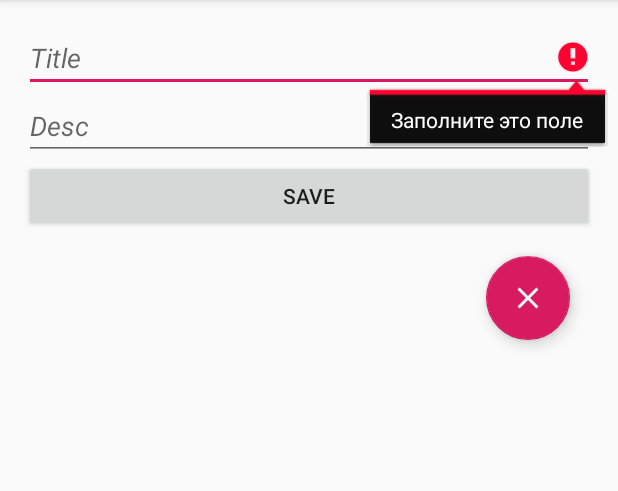
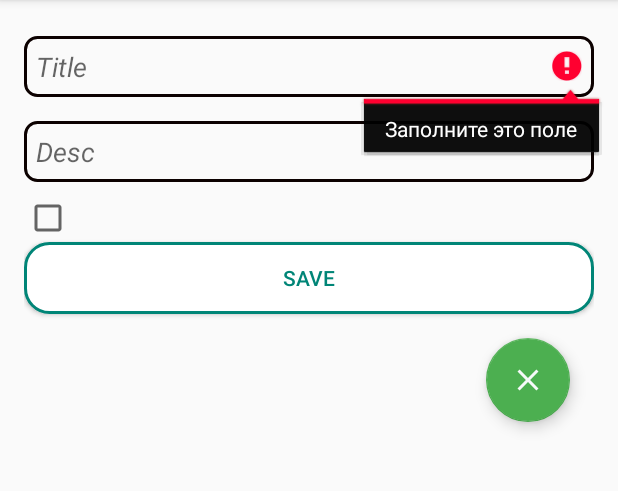
Before and after one commit to md-malikovich/TaskApp, an Android app: the FormActivity screen opened directly, with no data from a screen before it, after a tap on "SAVE", on a phone screen of 412 x 824 dp, the part 84-575 px from its top. Run offline under Robolectric (Android 15) with nearby library versions, the phone set to English and light mode, and no system bars.

Commit message:
+sortList

```diff
--- a/app/build.gradle
+++ b/app/build.gradle
@@ -28,12 +28,12 @@ dependencies {
     implementation 'androidx.constraintlayout:constraintlayout:1.1.3'
     implementation 'androidx.navigation:navigation-fragment:2.1.0'
     implementation 'androidx.navigation:navigation-ui:2.1.0'
-    implementation 'androidx.lifecycle:lifecycle-extensions:2.0.0'
+    implementation 'androidx.lifecycle:lifecycle-extensions:2.1.0'
     implementation 'androidx.legacy:legacy-support-v4:1.0.0'
+    implementation "com.airbnb.android:lottie:3.1.0"
     testImplementation 'junit:junit:4.12'
-    androidTestImplementation 'androidx.test:runner:1.1.1'
+    androidTestImplementation 'androidx.test:runner:1.2.0'
     androidTestImplementation 'androidx.test.espresso:espresso-core:3.2.0'
     implementation "android.arch.persistence.room:runtime:1.1.1"
     annotationProcessor "android.arch.persistence.room:compiler:1.1.1"
-
 }
--- a/app/src/main/java/com/taskapp/FormActivity.java
+++ b/app/src/main/java/com/taskapp/FormActivity.java
@@ -13,6 +13,7 @@ import android.util.Log;
 import android.view.Menu;
 import android.view.MenuItem;
 import android.view.View;
+import android.widget.CheckBox;
 import android.widget.EditText;
 import android.widget.Toast;
 
@@ -25,7 +26,7 @@ public class FormActivity extends AppCompatActivity {
     private EditText editTitle;
     private EditText editDesc;
     Task task;
-    //boolean isShowed=false;
+    //CheckBox isDone;
 
     @Override
     protected void onCreate(Bundle savedInstanceState) {
@@ -33,12 +34,14 @@ public class FormActivity extends AppCompatActivity {
         setContentView(R.layout.activity_form);
         editTitle = findViewById(R.id.editTitle);
         editDesc = findViewById(R.id.editDesc);
+        //isDone = findViewById(R.id.isDone);
 
         task = (Task) getIntent().getSerializableExtra(NEW_KEY);
         if (task != null) {
             editTitle.setText(task.getTitle());
             editDesc.setText(task.getDesc());
-            //isShowed = true;
+            //isDone.setChecked(false);
+            //isDone.setChecked(task.isDone());
         }
 
 //        SharedPreferences preferences2 = getSharedPreferences("saving", MODE_PRIVATE);
@@ -50,12 +53,13 @@ public class FormActivity extends AppCompatActivity {
         //editTitle.setText(title);
         //editDesc.setText(desc);
 
-        FloatingActionButton fab2 = findViewById(R.id.fab_two);
+        FloatingActionButton fab2 = findViewById(R.id.fab_clear);
         fab2.setOnClickListener(new View.OnClickListener() {
             @Override
             public void onClick(View v) {
                 editTitle.setText("");
                 editDesc.setText("");
+
             }
         });
     }
@@ -84,8 +88,10 @@ public class FormActivity extends AppCompatActivity {
     }
 
     public void onClick(View view) {
-        String title = editTitle.getText().toString();
-        String desc = editDesc.getText().toString();
+        String title = editTitle.getText().toString().trim();
+        String desc = editDesc.getText().toString().trim();
+
+
         if (TextUtils.isEmpty(title)) {
             editTitle.setError("Заполните это поле");
             return;
@@ -94,10 +100,15 @@ public class FormActivity extends AppCompatActivity {
             editDesc.setError("Заполните это поле");
             return;
         }
-        Task task = new Task(title, desc);
-        App.getInstance().getDatabase().taskDao().update(task);
+        if(task != null) {
+            task.setTitle(title);
+            task.setDesc(desc);
 
-        //App.getInstance().getDatabase().taskDao().insert(task);
+            App.getInstance().getDatabase().taskDao().update(task);
+        } else {
+            task = new Task(title, desc);
+            App.getInstance().getDatabase().taskDao().insert(task);
+        }
 
         Intent intent = new Intent();
         intent.putExtra(NEW_KEY, task);
--- a/app/src/main/java/com/taskapp/TaskAdapter.java
+++ b/app/src/main/java/com/taskapp/TaskAdapter.java
@@ -3,6 +3,7 @@ package com.taskapp;
 import android.view.LayoutInflater;
 import android.view.View;
 import android.view.ViewGroup;
+import android.widget.CheckBox;
 import android.widget.TextView;
 
 import androidx.annotation.NonNull;
@@ -46,11 +47,14 @@ public class TaskAdapter extends RecyclerView.Adapter<TaskAdapter.ViewHolder> {
 
         private TextView textTitle;
         private TextView textDesc;
+        private CheckBox chIsDone;
 
         public ViewHolder(@NonNull View itemView) {
             super(itemView);
             textTitle = itemView.findViewById(R.id.textTitle);
             textDesc = itemView.findViewById(R.id.textDesc);
+            chIsDone = itemView.findViewById(R.id.frag_isDone);
+
 
             itemView.setOnClickListener(new View.OnClickListener() { //TODO: добавляем слушателя на элемент VH
                 @Override
@@ -72,7 +76,7 @@ public class TaskAdapter extends RecyclerView.Adapter<TaskAdapter.ViewHolder> {
         public void bind(Task task) {
             textTitle.setText(task.getTitle());
             textDesc.setText(task.getDesc());
-
+            //chIsDone.setChecked(task.isDone());
         }
     }
 }
--- a/app/src/main/java/com/taskapp/room/TaskDao.java
+++ b/app/src/main/java/com/taskapp/room/TaskDao.java
@@ -18,6 +18,9 @@ public interface TaskDao {
     @Query("SELECT * FROM task") //TODO: выбрать ВСЕ из таблицы task
     List<Task> getAll();
 
+    @Query("SELECT * FROM task ORDER BY title ASC") //TODO: DESC в обратном порядке
+    List<Task> getAllSorted();
+
 //    Task task = new Task();
 //    @Query("SELECT title, desc FROM task")
 //    List<Task> task.getTitle();
@@ -34,7 +37,6 @@ public interface TaskDao {
 
     @Update
     void update(Task task);
-
 }
 
 /*
--- /dev/null
+++ b/app/src/main/res/drawable-v21/button_stroke.xml
@@ -0,0 +1,9 @@
+<?xml version="1.0" encoding="utf-8"?>
+<shape xmlns:android="http://schemas.android.com/apk/res/android">
+
+    <stroke
+        android:width="2dp"
+        android:color="@color/colorPrimary"/>
+    <corners android:radius="16dp"/>
+    <solid android:color="#fff"/>
+</shape>
--- /dev/null
+++ b/app/src/main/res/drawable/button.xml
@@ -0,0 +1,6 @@
+<?xml version="1.0" encoding="utf-8"?>
+<shape xmlns:android="http://schemas.android.com/apk/res/android">
+
+    <solid android:color="@color/colorPrimary"/>
+    <corners android:radius="16dp"/>
+</shape>
--- /dev/null
+++ b/app/src/main/res/drawable/edit_stroke.xml
@@ -0,0 +1,8 @@
+<?xml version="1.0" encoding="utf-8"?>
+<shape xmlns:android="http://schemas.android.com/apk/res/android">
+    <stroke
+        android:width="2dp"
+        android:color="@color/colorPrimaryDark"/>
+    <corners android:radius="8dp"/>
+
+</shape>
--- a/app/src/main/res/layout/activity_form.xml
+++ b/app/src/main/res/layout/activity_form.xml
@@ -13,23 +13,33 @@
         android:layout_width="match_parent"
         android:layout_height="wrap_content"
         android:textStyle="italic"
+        style="@style/EditTextStyle"
         android:hint="Title" />
 
     <EditText
         android:id="@+id/editDesc"
+        style="@style/EditTextStyle"
         android:layout_width="match_parent"
         android:layout_height="wrap_content"
         android:textStyle="italic"
         android:hint="Desc" />
 
+    <CheckBox
+        android:id="@+id/isDone"
+        android:layout_width="wrap_content"
+        android:layout_height="wrap_content"
+        android:checked="false"/>
+
     <Button
         android:layout_width="match_parent"
         android:layout_height="wrap_content"
         android:onClick="onClick"
+        android:background="@drawable/button_stroke"
+        android:textColor="@color/colorPrimary"
         android:text="save" />
 
     <com.google.android.material.floatingactionbutton.FloatingActionButton
-        android:id="@+id/fab_two"
+        android:id="@+id/fab_clear"
         android:layout_width="wrap_content"
         android:layout_height="wrap_content"
         android:layout_gravity="bottom|end"
--- a/app/src/main/res/layout/list_task.xml
+++ b/app/src/main/res/layout/list_task.xml
@@ -15,5 +15,10 @@
         android:layout_width="wrap_content"
         android:layout_height="wrap_content"/>
 
+    <CheckBox
+        android:id="@+id/frag_isDone"
+        android:layout_width="wrap_content"
+        android:layout_height="wrap_content"
+        android:checked="false"/>
 
 </LinearLayout>
--- a/app/src/main/res/values/colors.xml
+++ b/app/src/main/res/values/colors.xml
@@ -1,6 +1,6 @@
 <?xml version="1.0" encoding="utf-8"?>
 <resources>
     <color name="colorPrimary">#008577</color>
-    <color name="colorPrimaryDark">#00574B</color>
-    <color name="colorAccent">#D81B60</color>
+    <color name="colorPrimaryDark">#0C0100</color>
+    <color name="colorAccent">#4CAF50</color>
 </resources>
--- a/app/src/main/res/values/styles.xml
+++ b/app/src/main/res/values/styles.xml
@@ -17,4 +17,13 @@
 
     <style name="AppTheme.PopupOverlay" parent="ThemeOverlay.AppCompat.Light" />
 
+    <style name="EditTextStyle">
+        <item name="android:textSize">18sp</item>
+        <item name="android:background">@drawable/edit_stroke</item>
+        <item name="android:padding">8dp</item>
+        <item name="android:layout_marginTop">8dp</item>
+        <item name="android:layout_marginBottom">8dp</item>
+        <item name="android:inputType">textCapSentences</item>
+        </style>
+
 </resources>
```
Also changed, not shown: app/src/main/java/com/taskapp/MainActivity.java (+25 -8 lines), app/src/main/java/com/taskapp/Task.java (+22 -9 lines), app/src/main/java/com/taskapp/ui/home/HomeFragment.java (+18 -8 lines), app/src/main/res/drawable-v21/button2.xml (added, +9 -0 lines).
